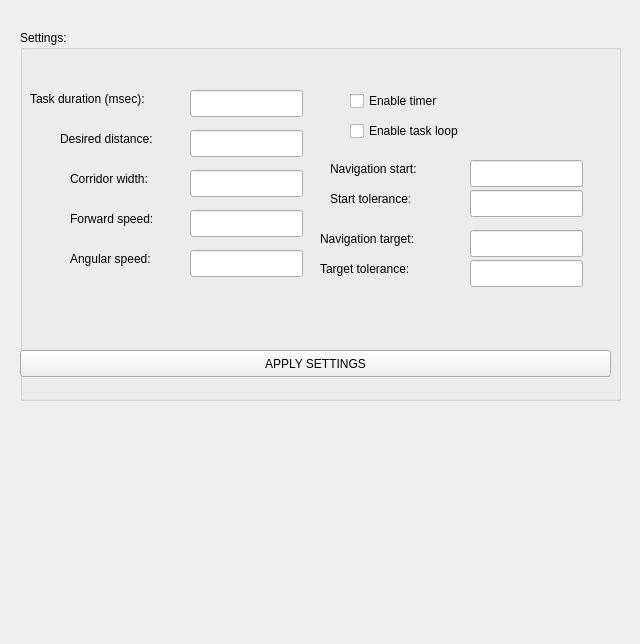
iti-luebeck/HANSE2011, file Hanse/TaskWallNavigation/taskwallnavigationform.ui: the form before one commit.
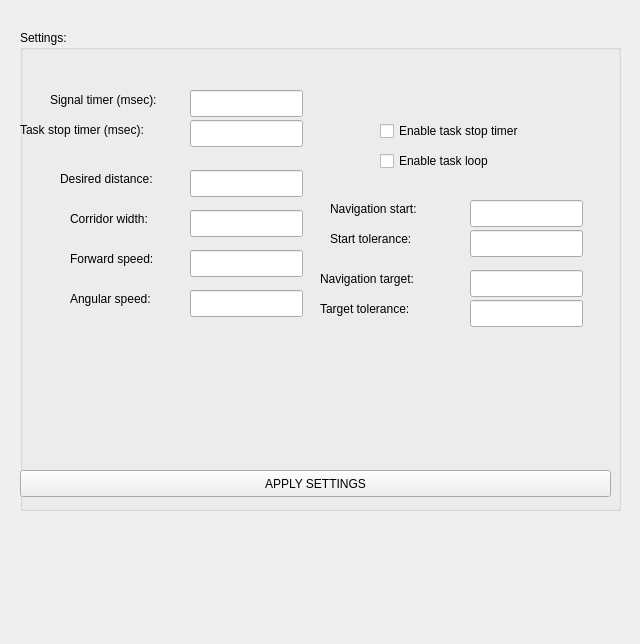
The form after the commit.

Diff of the .ui file:
```diff
--- a/Hanse/TaskWallNavigation/taskwallnavigationform.ui
+++ b/Hanse/TaskWallNavigation/taskwallnavigationform.ui
@@ -19,7 +19,7 @@
      <x>20</x>
      <y>30</y>
      <width>601</width>
-     <height>371</height>
+     <height>481</height>
     </rect>
    </property>
    <property name="title">
@@ -29,7 +29,7 @@
     <property name="geometry">
      <rect>
       <x>170</x>
-      <y>180</y>
+      <y>220</y>
       <width>113</width>
       <height>27</height>
      </rect>
@@ -39,7 +39,7 @@
     <property name="geometry">
      <rect>
       <x>170</x>
-      <y>220</y>
+      <y>260</y>
       <width>113</width>
       <height>27</height>
      </rect>
@@ -49,7 +49,7 @@
     <property name="geometry">
      <rect>
       <x>170</x>
-      <y>140</y>
+      <y>180</y>
       <width>113</width>
       <height>27</height>
      </rect>
@@ -59,40 +59,17 @@
     <property name="geometry">
      <rect>
       <x>170</x>
-      <y>100</y>
+      <y>140</y>
       <width>113</width>
       <height>27</height>
      </rect>
     </property>
    </widget>
-   <widget class="QLineEdit" name="durationInput">
-    <property name="geometry">
-     <rect>
-      <x>170</x>
-      <y>60</y>
-      <width>113</width>
-      <height>27</height>
-     </rect>
-    </property>
-   </widget>
-   <widget class="QLabel" name="label">
-    <property name="geometry">
-     <rect>
-      <x>10</x>
-      <y>60</y>
-      <width>151</width>
-      <height>17</height>
-     </rect>
-    </property>
-    <property name="text">
-     <string>Task duration (msec):</string>
-    </property>
-   </widget>
    <widget class="QLabel" name="label_2">
     <property name="geometry">
      <rect>
       <x>40</x>
-      <y>100</y>
+      <y>140</y>
       <width>121</width>
       <height>17</height>
      </rect>
@@ -105,7 +82,7 @@
     <property name="geometry">
      <rect>
       <x>50</x>
-      <y>140</y>
+      <y>180</y>
       <width>121</width>
       <height>17</height>
      </rect>
@@ -118,7 +95,7 @@
     <property name="geometry">
      <rect>
       <x>50</x>
-      <y>180</y>
+      <y>220</y>
       <width>111</width>
       <height>17</height>
      </rect>
@@ -131,7 +108,7 @@
     <property name="geometry">
      <rect>
       <x>50</x>
-      <y>220</y>
+      <y>260</y>
       <width>101</width>
       <height>17</height>
      </rect>
@@ -144,7 +121,7 @@
     <property name="geometry">
      <rect>
       <x>310</x>
-      <y>130</y>
+      <y>170</y>
       <width>121</width>
       <height>17</height>
      </rect>
@@ -157,7 +134,7 @@
     <property name="geometry">
      <rect>
       <x>450</x>
-      <y>130</y>
+      <y>170</y>
       <width>113</width>
       <height>27</height>
      </rect>
@@ -167,7 +144,7 @@
     <property name="geometry">
      <rect>
       <x>300</x>
-      <y>200</y>
+      <y>240</y>
       <width>141</width>
       <height>17</height>
      </rect>
@@ -180,7 +157,7 @@
     <property name="geometry">
      <rect>
       <x>450</x>
-      <y>200</y>
+      <y>240</y>
       <width>113</width>
       <height>27</height>
      </rect>
@@ -190,7 +167,7 @@
     <property name="geometry">
      <rect>
       <x>0</x>
-      <y>320</y>
+      <y>440</y>
       <width>591</width>
       <height>27</height>
      </rect>
@@ -203,7 +180,7 @@
     <property name="geometry">
      <rect>
       <x>310</x>
-      <y>160</y>
+      <y>200</y>
       <width>121</width>
       <height>17</height>
      </rect>
@@ -216,7 +193,7 @@
     <property name="geometry">
      <rect>
       <x>450</x>
-      <y>160</y>
+      <y>200</y>
       <width>113</width>
       <height>27</height>
      </rect>
@@ -226,7 +203,7 @@
     <property name="geometry">
      <rect>
       <x>450</x>
-      <y>230</y>
+      <y>270</y>
       <width>113</width>
       <height>27</height>
      </rect>
@@ -236,7 +213,7 @@
     <property name="geometry">
      <rect>
       <x>300</x>
-      <y>230</y>
+      <y>270</y>
       <width>141</width>
       <height>17</height>
      </rect>
@@ -248,21 +225,21 @@
    <widget class="QCheckBox" name="enableTimerBox">
     <property name="geometry">
      <rect>
-      <x>330</x>
-      <y>60</y>
-      <width>161</width>
+      <x>360</x>
+      <y>90</y>
+      <width>201</width>
       <height>22</height>
      </rect>
     </property>
     <property name="text">
-     <string>Enable timer</string>
+     <string>Enable task stop timer</string>
     </property>
    </widget>
    <widget class="QCheckBox" name="enableLoopBox">
     <property name="geometry">
      <rect>
-      <x>330</x>
-      <y>90</y>
+      <x>360</x>
+      <y>120</y>
       <width>141</width>
       <height>22</height>
      </rect>
@@ -271,6 +248,52 @@
      <string>Enable task loop</string>
     </property>
    </widget>
+   <widget class="QLineEdit" name="signalInput">
+    <property name="geometry">
+     <rect>
+      <x>170</x>
+      <y>60</y>
+      <width>113</width>
+      <height>27</height>
+     </rect>
+    </property>
+   </widget>
+   <widget class="QLabel" name="label_3">
+    <property name="geometry">
+     <rect>
+      <x>30</x>
+      <y>60</y>
+      <width>131</width>
+      <height>20</height>
+     </rect>
+    </property>
+    <property name="text">
+     <string>Signal timer (msec):</string>
+    </property>
+   </widget>
+   <widget class="QLineEdit" name="taskStopInput">
+    <property name="geometry">
+     <rect>
+      <x>170</x>
+      <y>90</y>
+      <width>113</width>
+      <height>27</height>
+     </rect>
+    </property>
+   </widget>
+   <widget class="QLabel" name="label_10">
+    <property name="geometry">
+     <rect>
+      <x>0</x>
+      <y>90</y>
+      <width>161</width>
+      <height>20</height>
+     </rect>
+    </property>
+    <property name="text">
+     <string>Task stop timer (msec):</string>
+    </property>
+   </widget>
   </widget>
  </widget>
  <resources/>
```
